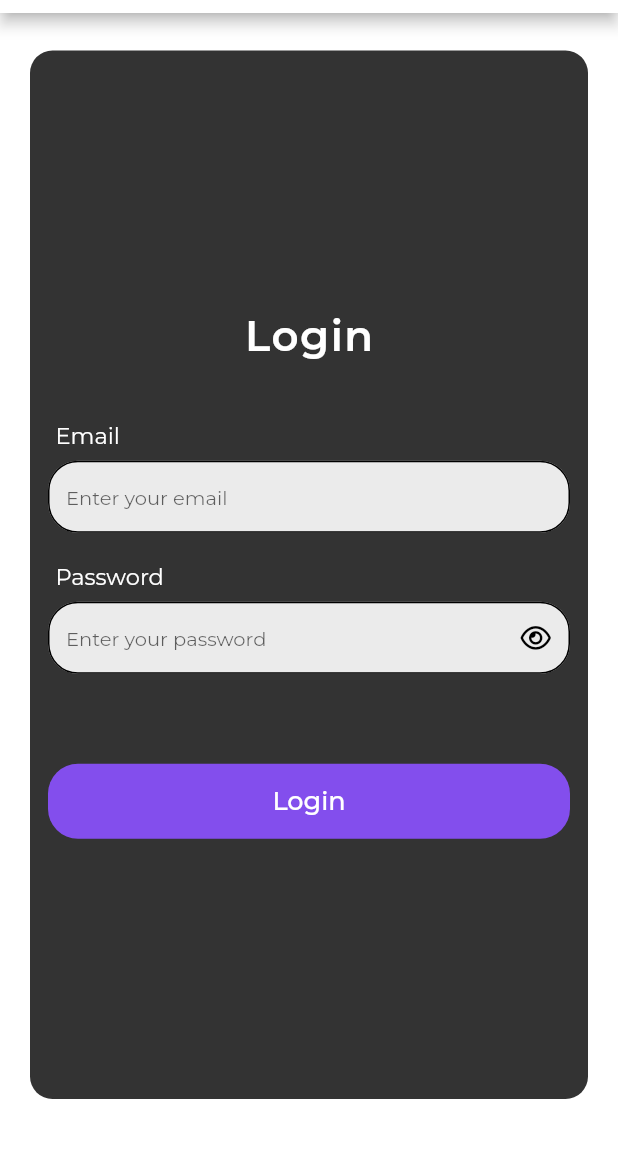
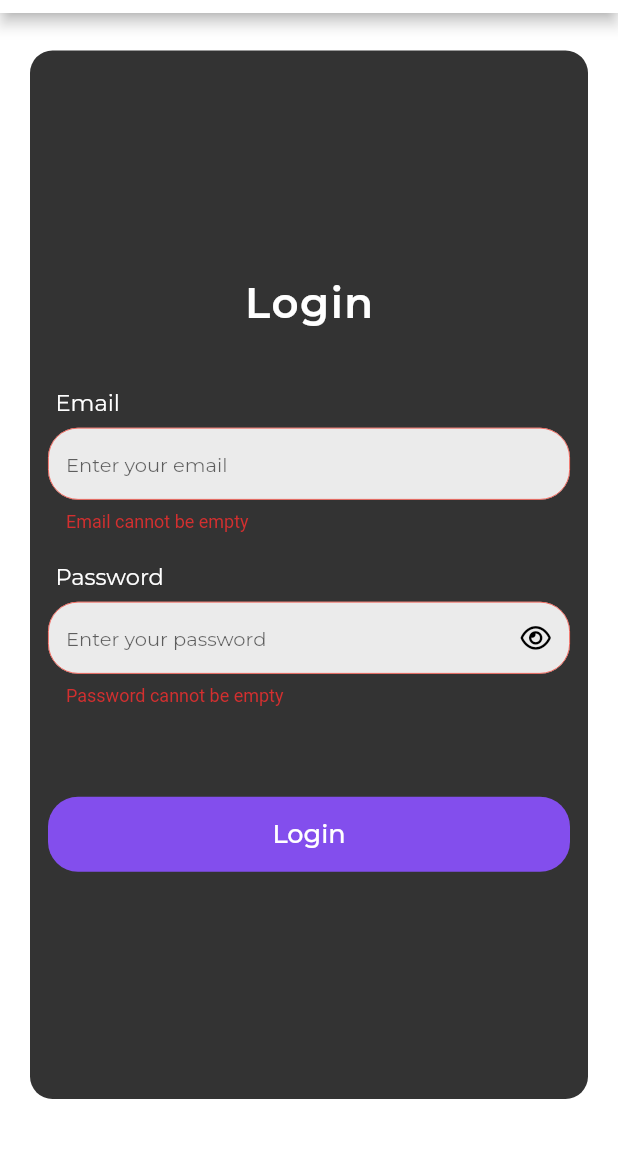
Before and after one commit to dexterousNorthpaw/air_quality_monitor, a Flutter app: the screen it shows after launch, after a tap on "Login", on a phone screen of 412 x 824 dp, the part 77-1235 px from its top. Run offline on Flutter 3.47's test engine with Material 2 defaults, Android fonts, the phone set to English and light mode, and no system bars; our stand-ins replace firebase_auth, firebase_core, firebase_database, font_awesome_flutter, google_fonts, percent_indicator; accounts and stored records are empty.

Commit message:
feat: added firebase authentication

```diff
--- a/lib/screens/loginScreen.dart
+++ b/lib/screens/loginScreen.dart
@@ -1,7 +1,12 @@
+import 'package:air_quality_monitor/screens/homeScreen.dart';
+import 'package:air_quality_monitor/services/firebase.dart';
 import 'package:air_quality_monitor/shared/custom_button.dart';
 import 'package:air_quality_monitor/shared/login_fields.dart';
 import 'package:flutter/material.dart';
+import 'package:flutter/services.dart';
 import 'package:google_fonts/google_fonts.dart';
+
+import '../shared/popup_dialog.dart';
 
 class LoginScreen extends StatefulWidget {
   const LoginScreen({Key? key}) : super(key: key);
@@ -24,9 +29,40 @@ class _LoginScreenState extends State<LoginScreen> {
     });
   }
 
+  login({required String email, required String password}) async {
+    final data =
+        await FirebaseServices().login(email: email, password: password);
+
+    if (data['status']) {
+      // await storage.write(key: 'password', value: userPassword);
+      if (mounted) {
+        Navigator.pushReplacement(
+          context,
+          MaterialPageRoute(
+            builder: (context) => const HomeScreen(),
+          ),
+        );
+      }
+    } else {
+      showPopUpDialog(
+        context: context,
+        content: data['error'],
+        cancelText: "Close",
+      );
+    }
+  }
+
   @override
   Widget build(BuildContext context) {
-    return Scaffold(
+    return GestureDetector(
+      onTap: () async {
+        setState(() {
+          showPassword = false;
+        });
+        FocusScope.of(context).unfocus();
+        await SystemChannels.textInput.invokeMethod('TextInput.hide');
+      },
+      child: Scaffold(
         backgroundColor: Colors.white,
         resizeToAvoidBottomInset: false,
         appBar: AppBar(
@@ -44,8 +80,8 @@ class _LoginScreenState extends State<LoginScreen> {
         ),
         body: LayoutBuilder(builder: (context, constraint) {
           return SingleChildScrollView(
-          padding:
-              EdgeInsets.only(bottom: MediaQuery.of(context).viewInsets.bottom),
+            padding: EdgeInsets.only(
+                bottom: MediaQuery.of(context).viewInsets.bottom),
             child: Container(
               margin: const EdgeInsets.fromLTRB(20, 25, 20, 40),
               decoration: BoxDecoration(
@@ -101,7 +137,19 @@ class _LoginScreenState extends State<LoginScreen> {
                           },
                         ),
                         const SizedBox(height: 60),
-                      CustomButton(buttonText: 'Login', onTap: () {}),
+                        CustomButton(
+                          buttonText: 'Login',
+                          onTap: () async {
+                            FocusScope.of(context).unfocus();
+                            await SystemChannels.textInput
+                                .invokeMethod('TextInput.hide');
+                            if (_formKey.currentState!.validate()) {
+                              await login(
+                                  email: _emailController.text.trim(),
+                                  password: _passwordController.text.trim());
+                            }
+                          },
+                        ),
                       ],
                     ),
                   )
@@ -110,6 +158,7 @@ class _LoginScreenState extends State<LoginScreen> {
             ),
           );
         }),
+      ),
     );
   }
 }
--- /dev/null
+++ b/lib/services/firebase.dart
@@ -0,0 +1,15 @@
+import 'package:firebase_auth/firebase_auth.dart';
+
+class FirebaseServices {
+  FirebaseAuth auth = FirebaseAuth.instance;
+  Future<Map<String, dynamic>> login(
+      {required String email, required String password}) async {
+    try {
+      UserCredential user = await auth.signInWithEmailAndPassword(
+          email: email, password: password);
+      return {'status': true, 'user': user};
+    } catch (e) {
+      return {'status': false, 'error': e.toString().split(']').last.trim()};
+    }
+  }
+}
--- a/lib/shared/custom_button.dart
+++ b/lib/shared/custom_button.dart
@@ -1,16 +1,30 @@
 import 'package:flutter/material.dart';
 import 'package:google_fonts/google_fonts.dart';
 
-class CustomButton extends StatelessWidget {
-  final void Function() onTap;
+class CustomButton extends StatefulWidget {
+  final Future<void> Function() onTap;
   final String buttonText;
   const CustomButton(
       {required this.buttonText, required this.onTap, super.key});
 
   @override
+  State<CustomButton> createState() => _CustomButtonState();
+}
+
+class _CustomButtonState extends State<CustomButton> {
+  bool showLoader = false;
+  @override
   Widget build(BuildContext context) {
     return GestureDetector(
-      onTap: onTap,
+      onTap: () async {
+        setState(() {
+          showLoader = true;
+        });
+        await widget.onTap();
+        setState(() {
+          showLoader = false;
+        });
+      },
       child: Container(
         margin: const EdgeInsets.symmetric(horizontal: 12),
         decoration: BoxDecoration(
@@ -20,8 +34,16 @@ class CustomButton extends StatelessWidget {
         height: 50,
         alignment: Alignment.center,
         width: double.infinity,
-        child: Text(
-          buttonText,
+        child: showLoader
+            ? const SizedBox(
+                height: 30,
+                width: 30,
+                child: CircularProgressIndicator(
+                  valueColor: AlwaysStoppedAnimation(Colors.white),
+                ),
+              )
+            : Text(
+                widget.buttonText,
                 style: GoogleFonts.montserrat(
                   textStyle: const TextStyle(
                     color: Colors.white,
--- a/lib/shared/login_fields.dart
+++ b/lib/shared/login_fields.dart
@@ -41,6 +41,7 @@ class LoginFields extends StatelessWidget {
           TextFormField(
             controller: textEditingController,
             onTap: onTapTextField,
+            autovalidateMode: AutovalidateMode.onUserInteraction,
             decoration: InputDecoration(
               filled: true,
               fillColor: Colors.white.withOpacity(0.9),
@@ -55,6 +56,14 @@ class LoginFields extends StatelessWidget {
               ),
               focusedBorder: OutlineInputBorder(
                 borderRadius: BorderRadius.circular(20),
+              ),
+              errorBorder: OutlineInputBorder(
+                borderRadius: BorderRadius.circular(20),
+                borderSide: const BorderSide(color: Colors.red, width: 0.5),
+              ),
+              focusedErrorBorder: OutlineInputBorder(
+                borderRadius: BorderRadius.circular(20),
+                borderSide: const BorderSide(color: Colors.red, width: 0.5),
               ),
               suffixIcon: onPressed == null
                   ? null
```
Also changed, not shown: lib/shared/popup_dialog.dart (added, +78 -0 lines). Lines whose indentation alone changed are shown as unchanged.
